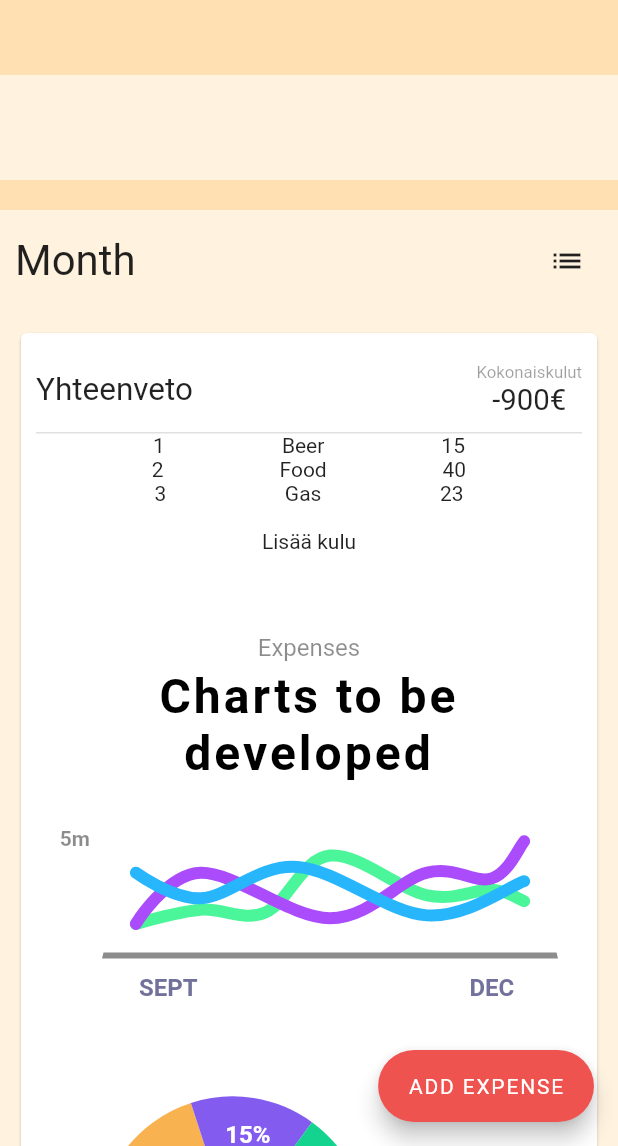
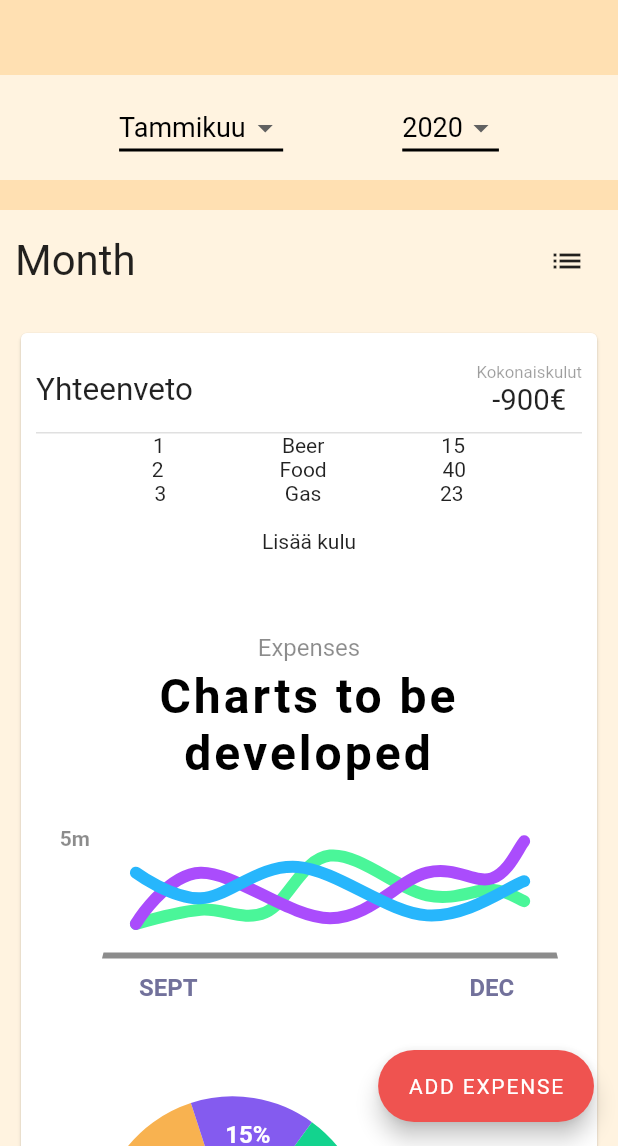
Before and after one commit to EetuK/kuluappi, a Flutter app: the screen it shows after launch, on a phone screen of 412 x 824 dp, the part 90-1236 px from its top. Run offline on Flutter 3.47's test engine with Material 2 defaults, Android fonts, the phone set to English and light mode, and no system bars; drawn by our look-alikes of fl_chart; our stand-ins replace flutter_mobx, flutter_svg, mobx, sqflite; accounts and stored records are empty; generated files the repository leaves out were written again.

Commit message:
Adding dropdown filters

```diff
--- a/lib/views/home/widgets/time_filter.dart
+++ b/lib/views/home/widgets/time_filter.dart
@@ -5,29 +5,59 @@ class TimeFilter extends StatelessWidget {
 
   @override
   Widget build(BuildContext context) {
-    const bool noExpenses = true;
-
     return Container(
       height: 70,
       color: Colors.orange[50],
       child: Row(mainAxisAlignment: MainAxisAlignment.spaceEvenly, children: [
-        // Container(
-        //   child: TextField(
-        //     obscureText: true,
-        //     decoration: InputDecoration(
-        //       border: OutlineInputBorder(),
-        //       labelText: 'Password',
-        //     ),
-        //   ),
-        // ),
-        // Container(
-        //     child: TextField(
-        //   obscureText: true,
-        //   decoration: InputDecoration(
-        //     border: OutlineInputBorder(),
-        //     labelText: 'Password',
-        //   ),
-        // ))
+        DropdownButton<String>(
+            value: "Tammikuu",
+            icon: Icon(Icons.arrow_drop_down),
+            iconSize: 24,
+            elevation: 16,
+            style: TextStyle(color: Colors.black, fontSize: 18),
+            underline: Container(
+              height: 2,
+              color: Colors.black,
+            ),
+            onChanged: (String newValue) {},
+            items: <String>[
+              'Tammikuu',
+              'Helmikuu',
+              'Maaliskuu',
+              'Huhtikuu',
+              'Toukokuu',
+              'Kesäkuu',
+              'Heinäkuu',
+              'Elokuu',
+              'Syyskuu',
+              'Lokakuu',
+              'Marraskuu',
+              'Joulukuu'
+            ].map<DropdownMenuItem<String>>((String value) {
+              return DropdownMenuItem<String>(
+                value: value,
+                child: Text(value),
+              );
+            }).toList()),
+        DropdownButton<String>(
+          value: "2020",
+          icon: Icon(Icons.arrow_drop_down),
+          iconSize: 24,
+          elevation: 16,
+          style: TextStyle(color: Colors.black, fontSize: 18),
+          underline: Container(
+            height: 2,
+            color: Colors.black,
+          ),
+          onChanged: (String newValue) {},
+          items: <String>['2019', '2020']
+              .map<DropdownMenuItem<String>>((String value) {
+            return DropdownMenuItem<String>(
+              value: value,
+              child: Text(value),
+            );
+          }).toList(),
+        )
       ]),
     );
   }
```
